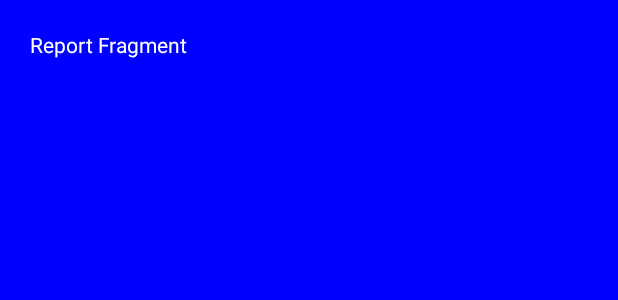
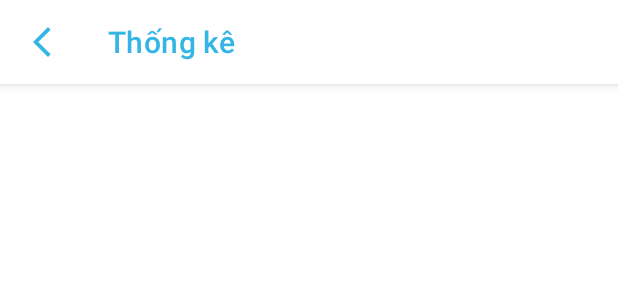
Before and after one commit to IAmTheNe/Android-Assignment, an Android app: the layout fragment_report.xml on its own in the app's theme, with its tools: preview values and no code run, on a phone screen of 412 x 824 dp. Shown: the top 300 px of the screen. Run offline under Robolectric (Android 15) with nearby library versions, the phone set to English and light mode, and no system bars.

Commit message:
Commit Report Fragment nè

```diff
--- a/app/src/main/java/com/iamthene/driverassistant/activity/NewPartChangeActivity.java
+++ b/app/src/main/java/com/iamthene/driverassistant/activity/NewPartChangeActivity.java
@@ -2,7 +2,6 @@ package com.iamthene.driverassistant.activity;
 
 import android.app.DatePickerDialog;
 import android.app.TimePickerDialog;
-import android.content.Intent;
 import android.os.Bundle;
 import android.view.MenuItem;
 import android.view.View;
@@ -13,7 +12,6 @@ import androidx.appcompat.app.AppCompatActivity;
 import androidx.appcompat.widget.Toolbar;
 
 import com.google.android.material.appbar.MaterialToolbar;
-import com.google.android.material.textfield.TextInputLayout;
 import com.iamthene.driverassistant.R;
 
 import java.text.SimpleDateFormat;
@@ -37,9 +35,7 @@ public class NewPartChangeActivity extends AppCompatActivity implements Toolbar.
         toolbar = findViewById(R.id.toolbarOption3);
         toolbar.setOnMenuItemClickListener(this);
         toolbar.setNavigationOnClickListener(view -> {
-            Intent intent = new Intent(NewPartChangeActivity.this, PartChangeActivity.class);
-            startActivity(intent);
-            finishAffinity();
+            finish();
         });
 
         etDateRepair = findViewById(R.id.etDateRepair);
--- a/app/src/main/java/com/iamthene/driverassistant/activity/PartChangeActivity.java
+++ b/app/src/main/java/com/iamthene/driverassistant/activity/PartChangeActivity.java
@@ -45,9 +45,7 @@ public class PartChangeActivity extends AppCompatActivity implements Toolbar.OnM
         toolbar = findViewById(R.id.toolbarOption3);
         toolbar.setOnMenuItemClickListener(this);
         toolbar.setNavigationOnClickListener(view -> {
-            Intent intent = new Intent(PartChangeActivity.this, DashboardActivity.class);
-            startActivity(intent);
-            finishAffinity();
+            finish();
         });
     }
 
--- a/app/src/main/res/layout/fragment_report.xml
+++ b/app/src/main/res/layout/fragment_report.xml
@@ -1,15 +1,47 @@
 <?xml version="1.0" encoding="utf-8"?>
-<LinearLayout xmlns:android="http://schemas.android.com/apk/res/android"
+<RelativeLayout xmlns:android="http://schemas.android.com/apk/res/android"
+    xmlns:app="http://schemas.android.com/apk/res-auto"
     android:layout_width="match_parent"
     android:layout_height="match_parent"
-    android:background="#0000ff"
-    android:orientation="vertical"
-    android:padding="20dp">
+    android:orientation="vertical">
 
-    <TextView
-        android:layout_width="wrap_content"
+    <com.google.android.material.appbar.AppBarLayout
+        android:id="@+id/appbarOption3"
+        android:layout_width="match_parent"
+        android:layout_height="?attr/actionBarSize"
+        android:elevation="5dp"
+        android:theme="@style/ThemeOverlay.AppCompat.ActionBar">
+
+        <com.google.android.material.appbar.MaterialToolbar
+            android:id="@+id/toolbarOption3"
+            android:layout_width="match_parent"
+            android:layout_height="match_parent"
+            android:background="@color/white"
+            app:navigationIcon="@drawable/ic_back_ios"
+            app:navigationIconTint="@android:color/holo_blue_light"
+            app:titleTextColor="@android:color/holo_blue_light">
+
+            <androidx.appcompat.widget.AppCompatTextView
+                style="@style/TextAppearance.MaterialComponents.Headline6"
+                android:layout_width="match_parent"
+                android:layout_height="match_parent"
+                android:gravity="start|center"
+                android:text="Thống kê"
+                android:textColor="@android:color/holo_blue_light" />
+        </com.google.android.material.appbar.MaterialToolbar>
+    </com.google.android.material.appbar.AppBarLayout>
+
+    <com.google.android.material.tabs.TabLayout
+        android:id="@+id/tab_layout"
+        android:layout_width="match_parent"
         android:layout_height="wrap_content"
-        android:text="Report Fragment"
-        android:textColor="@color/white" />
+        android:layout_below="@+id/appbarOption3"
+        app:tabIndicatorColor="@android:color/holo_blue_light"
+        app:tabSelectedTextColor="@android:color/holo_blue_light"/>
 
-</LinearLayout>
+    <androidx.viewpager2.widget.ViewPager2
+        android:id="@+id/view_pager_2"
+        android:layout_width="match_parent"
+        android:layout_height="match_parent"
+        android:layout_below="@id/tab_layout" />
+</RelativeLayout>
```
Also changed, not shown: app/src/main/java/com/iamthene/driverassistant/adapter/ReportAdapter.java (added, +38 -0 lines), app/src/main/java/com/iamthene/driverassistant/fragment/ReportFragment.java (+44 -0 lines), app/src/main/java/com/iamthene/driverassistant/fragment/ReportGeneralFragment.java (added, +20 -0 lines), app/src/main/java/com/iamthene/driverassistant/fragment/ReportOilFragment.java (added, +20 -0 lines), app/src/main/java/com/iamthene/driverassistant/fragment/ReportRefuelFragment.java (added, +20 -0 lines), app/src/main/java/com/iamthene/driverassistant/fragment/ReportRepairFragment.java (added, +20 -0 lines), app/src/main/res/layout/fragment_report_general.xml (added, +7 -0 lines), app/src/main/res/layout/fragment_report_oil.xml (added, +7 -0 lines), app/src/main/res/layout/fragment_report_refuse.xml (added, +7 -0 lines), app/src/main/res/layout/fragment_report_repair.xml (added, +7 -0 lines).
